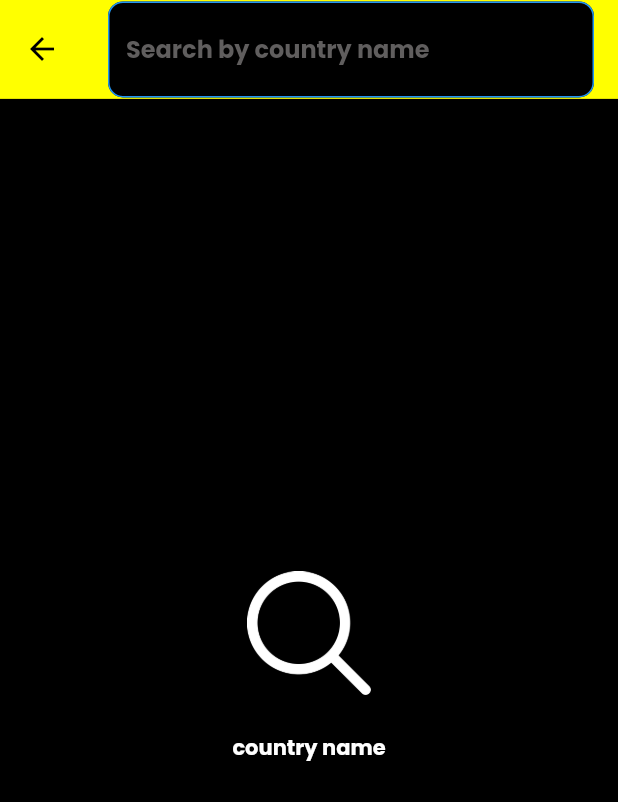
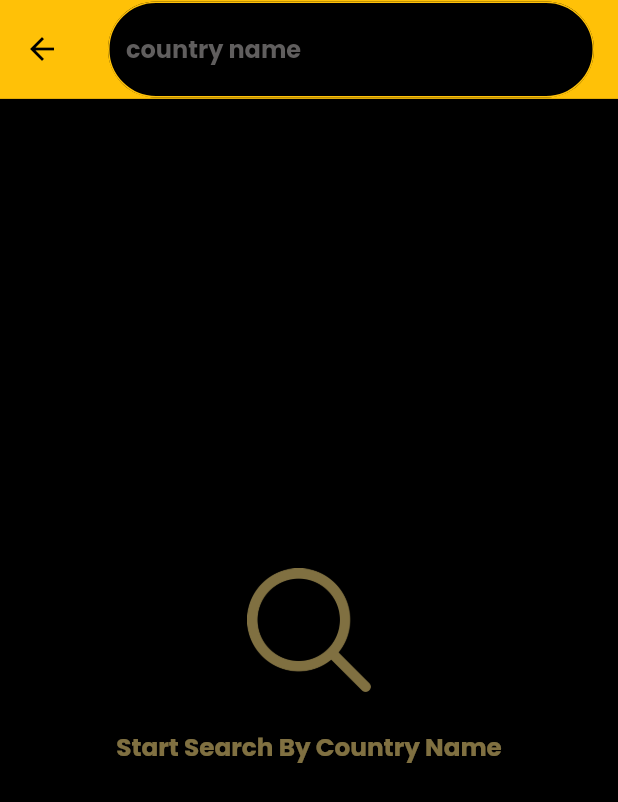
Before and after one commit to MohamedSayedBayoumy/NewsApp, a Flutter app: the WeatherSearchScreen screen opened directly, on a phone screen of 412 x 824 dp. Shown: the top 802 px of the screen. Run offline on Flutter 3.47's test engine with Material 2 defaults, Android fonts, the phone set to English and light mode, and no system bars; drawn by our look-alikes of auto_size_text; our stand-ins replace animate_do, bloc, bloc_concurrency, cached_network_image, dartz, device_preview and 16 more; missing offline and left inert: flutter_facebook_auth, translator; accounts and stored records are empty; generated files the repository leaves out were written again.

Commit message:
Localization and ReSizes text

```diff
--- a/lib/_authenticator/presentation/auth_screens/login_screen.dart
+++ b/lib/_authenticator/presentation/auth_screens/login_screen.dart
@@ -180,6 +180,7 @@ class LoginScreen extends StatelessWidget {
                                         /// TODO : Update Password
                                       },
                                       child: CustomText(
+                                          fontSize: media.width * .035,
                                           text: AppLocalizations.of(context)!
                                               .forgotpassword))
                                 ],
--- a/lib/_weather_news/presentation/weather_controller/bloc/weather_bloc.dart
+++ b/lib/_weather_news/presentation/weather_controller/bloc/weather_bloc.dart
@@ -2,7 +2,6 @@ import 'dart:async';
 
 import 'package:flutter/material.dart';
 import 'package:flutter_bloc/flutter_bloc.dart';
-
 
 import '../../../../core/functions/snack_bar.dart';
 import '../../../../core/utils/enum.dart';
@@ -23,7 +22,6 @@ class WeatherBloc extends Bloc<WeatherEvent, WeatherState> {
     emit(state.copyWith(statusRequest: Request.loading));
     final result = await baseWeatherUseCase.fetchWeatherByLanAndLat();
 
-
     result.fold((l) {
       emit(state.copyWith(
         statusRequest: Request.offline,
@@ -42,15 +40,17 @@ class WeatherBloc extends Bloc<WeatherEvent, WeatherState> {
     emit(state.copyWith(statusRequest: Request.loading));
 
     try {
+      print("object");
       final result = await baseWeatherUseCase.fetchWeatherByCountryName(
           country: event.country);
 
       result.fold((l) {
         emit(state.copyWith(
           message: l.errorMessage,
-          statusRequest: Request.error,
+          statusRequest: Request.offline,
         ));
       }, (r) {
+        print(" r object");
         emit(state.copyWith(
           statusRequest: Request.loaded,
           weatherModel: r,
--- a/lib/_weather_news/presentation/weather_screens/search_screen.dart
+++ b/lib/_weather_news/presentation/weather_screens/search_screen.dart
@@ -10,7 +10,6 @@ import '../weather_controller/bloc/weather_bloc.dart';
 import '../weather_controller/bloc/weather_event.dart';
 import '../weather_controller/bloc/weather_state.dart';
 import 'package:flutter_gen/gen_l10n/app_localizations.dart';
-
 
 class WeatherSearchScreen extends StatelessWidget {
   const WeatherSearchScreen({super.key});
@@ -30,6 +29,9 @@ class WeatherSearchScreen extends StatelessWidget {
               ),
               toolbarHeight: media.height * .08,
               title: CustomTextField(
+                  enabledColor: Colors.amber,
+                  borderColor: Colors.amber,
+                  enabledCurveBorder: 50.0,
                   textInputAction: TextInputAction.search,
                   onFieldSubmitted: (value) {
                     bloc.add(FetchWeatherDataByCountryNameEvent(
@@ -38,16 +40,15 @@ class WeatherSearchScreen extends StatelessWidget {
                     return null;
                   },
                   controller: state.searchController,
-                  hinText: "Search by country name"),
-              backgroundColor: Colors.yellowAccent,
+                  hinText: AppLocalizations.of(context)!.searchByCountryname),
+              backgroundColor: Colors.amber,
             ),
             body: Builder(
               builder: (context) {
                 switch (state.statusRequest) {
                   case Request.loading:
                     return const Center(
-                      child:
-                          CircularProgressIndicator(color: Colors.yellowAccent),
+                      child: CircularProgressIndicator(color: Colors.amber),
                     );
                   case Request.noAction:
                     return Center(
@@ -58,18 +59,17 @@ class WeatherSearchScreen extends StatelessWidget {
                           Image.asset(
                             "assets/images/search.png",
                             height: media.width * .20,
-                            color: Colors.white,
+                            color: Colors.amber.shade200.withOpacity(.5),
                           ),
                           SizedBox(
                             height: media.height * .03,
                           ),
                           CustomText(
-                              text: AppLocalizations.of(context)!
-                                              .searchByCountryname,
-                              style: const TextStyle(
-                                  fontFamily: "poppins",
-                                  fontSize: 10.0,
-                                  color: Color.fromARGB(255, 148, 141, 80))),
+                            text: AppLocalizations.of(context)!
+                                .startSearchByCountryname,
+                            fontSize: media.width * .04,
+                            color: Colors.amber.shade200.withOpacity(.5),
+                          ),
                         ],
                       ),
                     );
@@ -88,9 +88,7 @@ class WeatherSearchScreen extends StatelessWidget {
                           mainAxisAlignment: MainAxisAlignment.center,
                           children: [
                             CustomText(
-                              text:  AppLocalizations.of(context)!
-                                              .weatherstatus,
-                              style: Theme.of(context).textTheme.displayMedium,
+                              text: AppLocalizations.of(context)!.weatherstatus,
                             ),
                             Row(
                               children: [
@@ -102,11 +100,9 @@ class WeatherSearchScreen extends StatelessWidget {
                                     Image.network(ApiConstanceWeather.urlIcon(
                                         weatherData.icon)),
                                     CustomText(
-                                        text: weatherData.statusWeather
-                                            .toString(),
-                                        style: Theme.of(context)
-                                            .textTheme
-                                            .bodySmall)
+                                      text:
+                                          weatherData.statusWeather.toString(),
+                                    )
                                   ],
                                 )),
                                 Expanded(
--- a/lib/core/widgets/custom_app_bar/app_bar.dart
+++ b/lib/core/widgets/custom_app_bar/app_bar.dart
@@ -52,7 +52,6 @@ class CustomAppBar extends StatelessWidget implements PreferredSizeWidget {
         title: CustomText(
           text: title!,
           color: Colors.black,
-          needDefaultStyle: true,
         ));
   }
 }
--- a/lib/core/widgets/custom_text/text.dart
+++ b/lib/core/widgets/custom_text/text.dart
@@ -37,7 +37,9 @@ class CustomText extends StatelessWidget {
       maxLines: 3,
       textAlign: textAlign ?? TextAlign.center,
       style: TextStyle(
-          fontSize: fontSize,
+          fontSize: fontSize ?? (sharedPreferences.getString("Localization").toString() == "en"
+                  ? fontSize
+                  : MediaQuery.of(context).size.width * .05),
           color: color ?? Colors.white,
           fontFamily: needDefaultStyle == true
               ? "poppins"
--- a/lib/core/widgets/custom_textfiled/text_filed.dart
+++ b/lib/core/widgets/custom_textfiled/text_filed.dart
@@ -33,11 +33,13 @@ class CustomTextField extends StatelessWidget {
   String? errorText;
   void Function()? onPressedSuffixIcon;
   FloatingLabelBehavior? needLabel;
+  Color? enabledColor;
 
   CustomTextField(
       {Key? key,
       required this.controller,
       this.obscureText,
+      this.enabledColor,
       this.needLabel,
       this.prefixIcon,
       this.textInputAction,
@@ -77,8 +79,8 @@ class CustomTextField extends StatelessWidget {
         width: width,
         child: Theme(
             data: Theme.of(context).copyWith(
-                colorScheme:
-                    const ColorScheme.light(primary: Colors.yellowAccent)),
+                colorScheme: ColorScheme.light(
+                    primary: enabledColor ?? Colors.yellowAccent)),
             child: TextFormField(
               style: textStyle(),
               obscureText:
--- a/lib/l10n/app_ar.arb
+++ b/lib/l10n/app_ar.arb
@@ -30,5 +30,8 @@
  "windSpeed" : "سرعة الرياح" ,
  "weatherstatus": "حالة الطقس",
  "searchByCountryname" : "أسم المدينة",
- "startSearchByCountryname" :"أبدا البحث عن طريق اسم المدينة"
+ "startSearchByCountryname" :"أبدا البحث عن طريق اسم المدينة" ,
+ "checkYourConnections" : "حدث خطأ في الاتصال" ,
+ "myAccount" : "حسابى" ,
+ "logout" : "تسجيل الخروج"
  }
--- a/lib/l10n/app_en.arb
+++ b/lib/l10n/app_en.arb
@@ -31,5 +31,8 @@
  "windSpeed" : "wind Speed" ,
  "weatherstatus": "weather Status",
  "searchByCountryname" : "country name",
- "startSearchByCountryname" :"Start Search By Country Name"
+ "startSearchByCountryname" :"Start Search By Country Name" ,
+ "checkYourConnections" : "Check Your Connection" ,
+ "myAccount" : "My Account",
+ "logout" : "Logout"
  }
--- a/lib/presentation_screens/presentation/screens/intro_screen/start_up_screen.dart
+++ b/lib/presentation_screens/presentation/screens/intro_screen/start_up_screen.dart
@@ -112,9 +112,9 @@ class StartUpScreen extends StatelessWidget {
                       mainAxisAlignment: MainAxisAlignment.center,
                       children: [
                         CustomText(
+                          fontSize: media.width * .035,
                           text: AppLocalizations.of(context)!.startUp4,
-                          style: Theme.of(context).textTheme.bodySmall,
-                        ),
+                         ),
                         TextButton(
                           onPressed: () {
                             Navigator.push(
@@ -126,6 +126,7 @@ class StartUpScreen extends StatelessWidget {
                             );
                           },
                           child: CustomText(
+                            fontSize: media.width * .035,
                             text: AppLocalizations.of(context)!.startUp5,
                           ),
                         ),
```
Also changed, not shown: lib/_articles_news/presentation/news_controller/bloc/articles_bloc.dart (+19 -12 lines), lib/_articles_news/presentation/news_screens/news_article_screen.dart (+4 -8 lines), lib/_authenticator/presentation/auth_screens/profile_screen.dart (+10 -11 lines), lib/_weather_news/presentation/weather_screens/weather_screen.dart (+14 -32 lines), lib/core/widgets/custom_error/error_widget.dart (+5 -4 lines), lib/core/widgets/custom_post/article_post.dart (+16 -3 lines).
